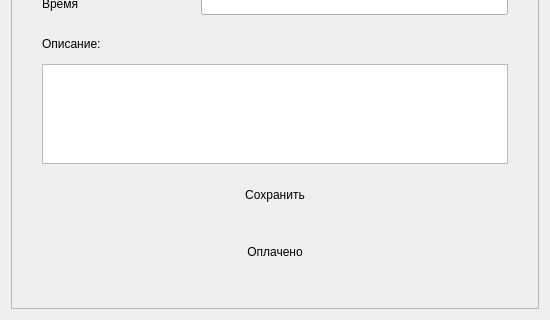
Above: EcoTaxiQt/pages/addupdatewindowevents.ui from zhanyysh/ecotaxi before the change; both pictures show x 0 to 550 and y 421 to 741 of the 550 by 741 pixel window. Below: the same form after it.
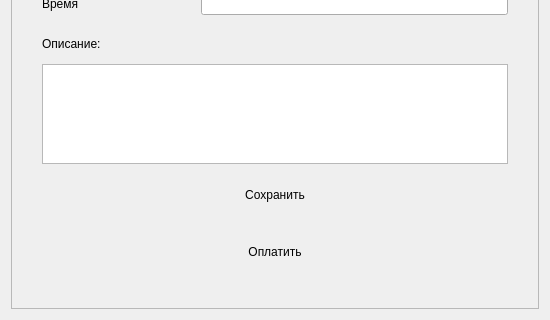
That is the form after the change.

What changed in the file:
```diff
--- a/EcoTaxiQt/pages/addupdatewindowevents.ui
+++ b/EcoTaxiQt/pages/addupdatewindowevents.ui
@@ -508,7 +508,7 @@
          <string notr="true"/>
         </property>
         <property name="text">
-         <string>Оплачено</string>
+         <string>Оплатить</string>
         </property>
         <property name="flat">
          <bool>true</bool>
```
